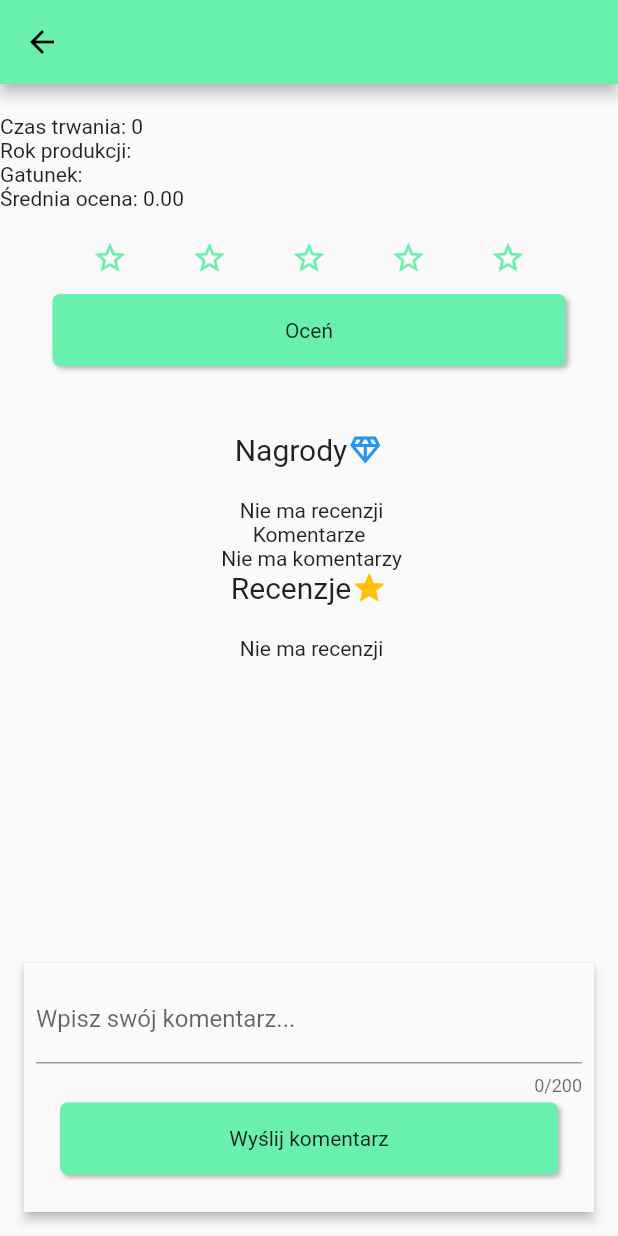
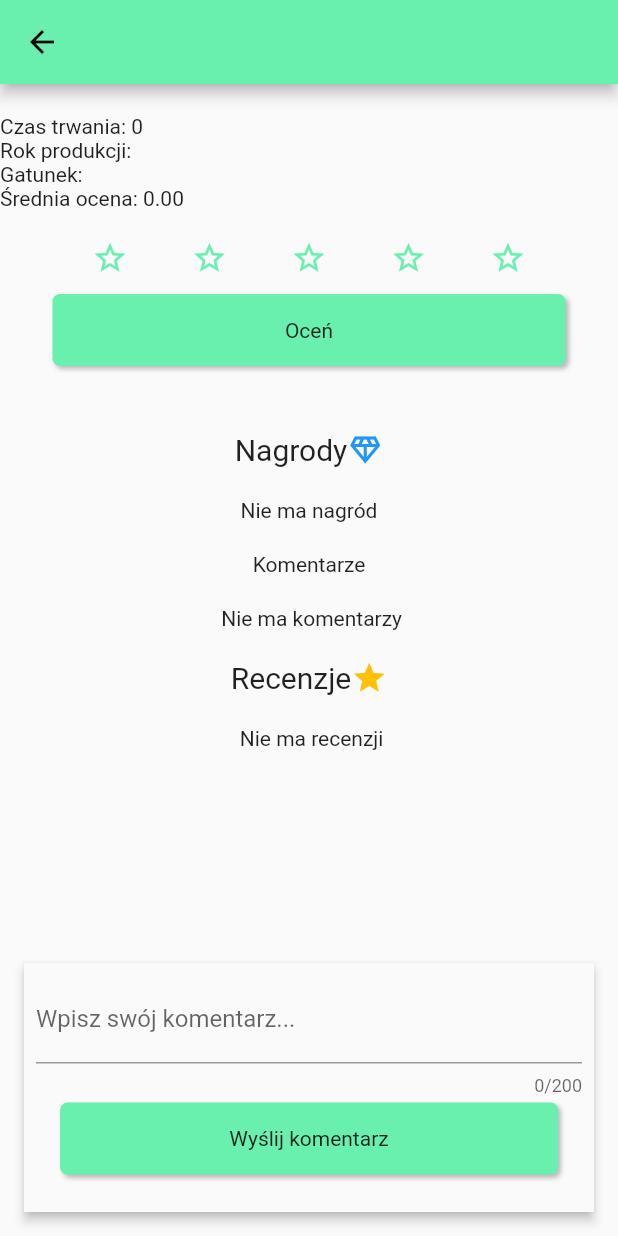
Before and after one commit to DimaGolt/Bazy_danych_2, a Flutter app: the FilmScreen screen opened directly with empty values, on a phone screen of 412 x 824 dp. Run offline on Flutter 3.47's test engine with Material 2 defaults, Android fonts, the light colour scheme and no system bars; our stand-ins replace animated_text_kit, auto_route; missing offline and left inert: mysql_client; accounts and stored records are empty.

Commit message:
fix spaces between text boxes and fix database view

```diff
--- a/lib/ui/screens/film_screen.dart
+++ b/lib/ui/screens/film_screen.dart
@@ -207,8 +207,14 @@ class _FilmScreenState extends State<FilmScreen> {
                         .map((comment) => CommentTile(comment: comment))
                         .toList(),
                   )
-                : const Center(
-                    child: Text(' Nie ma komentarzy'),
+                : Center(
+                    child: Column(
+                      children: const [
+                        SizedBox(height: 20),
+                        Text(' Nie ma komentarzy'),
+                        SizedBox(height: 20),
+                      ],
+                    ),
                   );
           } else if (snap.hasError) {
             return Center(
@@ -342,7 +348,10 @@ class _FilmScreenState extends State<FilmScreen> {
                         SizedBox(
                           height: 20,
                         ),
-                        Text(' Nie ma recenzji'),
+                        Text('Nie ma nagród'),
+                        SizedBox(
+                          height: 20,
+                        )
                       ],
                     ),
                   );
```
Also changed, not shown: 1 other file.
